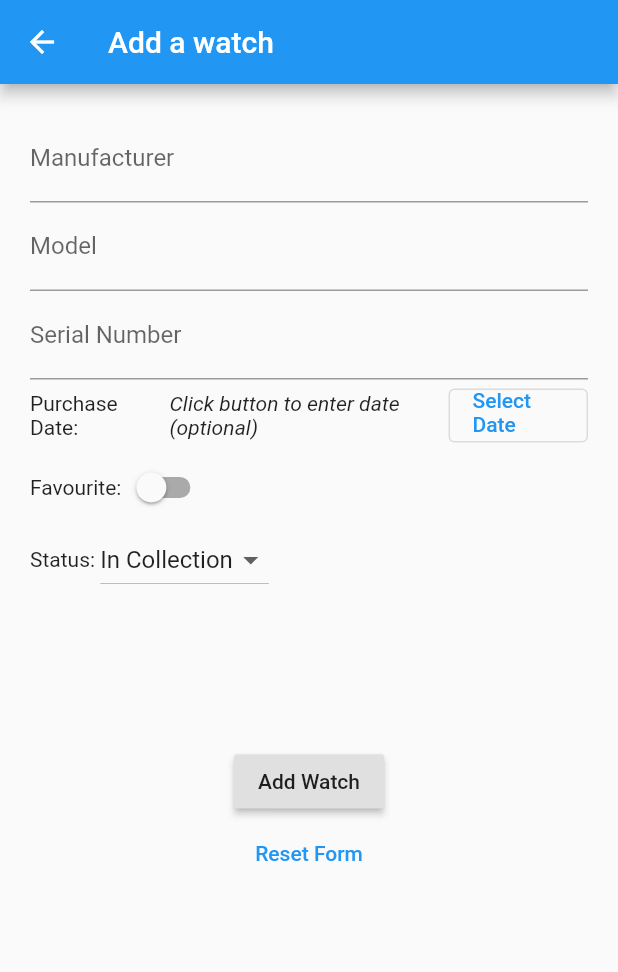
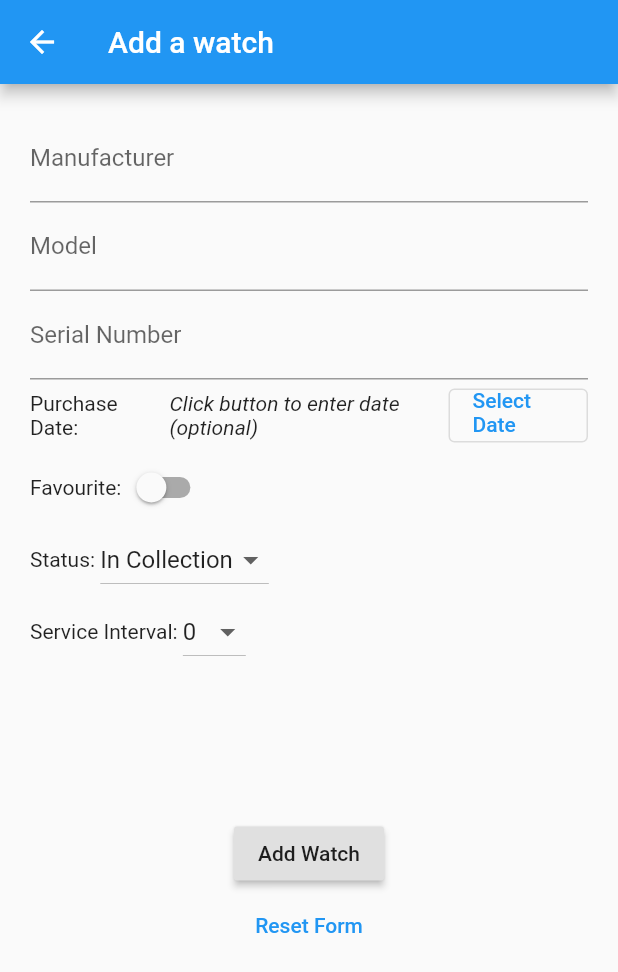
Before and after one commit to Stif-UK/WristCheck, a Flutter app: the AddWatch screen opened directly, on a phone screen of 412 x 824 dp. Shown: the top 972 px of the screen. Run offline on Flutter 3.47's test engine with Material 2 defaults, Android fonts, the phone set to English and light mode, and no system bars; our stand-ins replace get, hive, hive_flutter; accounts and stored records are empty.

Commit message:
Added service interval picker

```diff
--- a/lib/ui/add_watch_widget.dart
+++ b/lib/ui/add_watch_widget.dart
@@ -24,15 +24,20 @@ class _AddWatchState extends State<AddWatch> {
   bool favourite = false;
   String _status = "In Collection";
   DateTime? _purchaseDate;
+  int _serviceInterval = 0;
 
   //Setup options for watch collection status
   List<String> _statusList = ["In Collection", "Sold", "Wishlist"];
-  String? _selectedItem = "In Collection";
+  String? _selectedStatus = "In Collection";
+  //Setup options for service interval
+  List<int> _serviceList = [0,1,2,3,4,5,6,7,8,9,10];
+  int _selectedInterval = 0;
 
   final GlobalKey<FormState> _formKey = GlobalKey<FormState>();
 
   //create widgets for the individual form fields
 
+  //Manufacturer form field
   Widget _buildManufacturerField(){
     return TextFormField(
       decoration: InputDecoration(labelText: "Manufacturer"),
@@ -48,6 +53,7 @@ class _AddWatchState extends State<AddWatch> {
     );
   }
 
+  //Model form field
   Widget _buildModelField(){
     return TextFormField(
       decoration: InputDecoration(labelText: "Model"),
@@ -62,6 +68,7 @@ class _AddWatchState extends State<AddWatch> {
     );
   }
 
+  //Serial Number form field
   Widget _buildSerialNumberField(){
     return TextFormField(
       decoration: InputDecoration(labelText: "Serial Number"),
@@ -72,6 +79,7 @@ class _AddWatchState extends State<AddWatch> {
     );
   }
 
+  //Purchase date date picker
   Widget _buildPurchaseDateField(){
     return Row(
       mainAxisAlignment: MainAxisAlignment.start,
@@ -116,6 +124,7 @@ class _AddWatchState extends State<AddWatch> {
     );
   }
 
+  //Favourite selector toggle
   Widget _buildFavouriteRow(){
     return Row(
         mainAxisAlignment: MainAxisAlignment.start,
@@ -136,6 +145,7 @@ class _AddWatchState extends State<AddWatch> {
     );
   }
 
+  //Watch collection status dropdown menu
   Widget _buildStatusDropdown(){
     return Row(
         mainAxisAlignment: MainAxisAlignment.start,
@@ -143,7 +153,7 @@ class _AddWatchState extends State<AddWatch> {
           Text("Status: "),
 
           DropdownButton(
-              value: _selectedItem,
+              value: _selectedStatus,
               items: _statusList
                   .map((status) => DropdownMenuItem(
                   value: status,
@@ -152,7 +162,7 @@ class _AddWatchState extends State<AddWatch> {
               ).toList(),
               onChanged: (status) {
                 _status = status.toString();
-                setState(() => _selectedItem = status.toString());
+                setState(() => _selectedStatus = status.toString());
                 print(_status);
               }
           ),
@@ -160,6 +170,30 @@ class _AddWatchState extends State<AddWatch> {
     );
   }
 
+  //Service Interval selector
+  Widget _buildServiceIntervalDropdown(){
+    return Row(
+        mainAxisAlignment: MainAxisAlignment.start,
+        children: [
+          Text("Service Interval: "),
+
+          DropdownButton(
+              value: _selectedInterval,
+              items: _serviceList
+                  .map((status) => DropdownMenuItem(
+                  value: status,
+                  child: Text(status.toString()))
+
+              ).toList(),
+              onChanged: (status) {
+                _serviceInterval = status as int;
+                setState(() => _selectedInterval = status as int);
+                print("Service Interval selected: $_serviceInterval");
+              }
+          ),
+        ]
+    );
+  }
 
 
 
@@ -189,6 +223,7 @@ class _AddWatchState extends State<AddWatch> {
               _buildPurchaseDateField(),
               _buildFavouriteRow(),
               _buildStatusDropdown(),
+              _buildServiceIntervalDropdown(),
 
               //Dropdown selector to capture watch status
 
```
